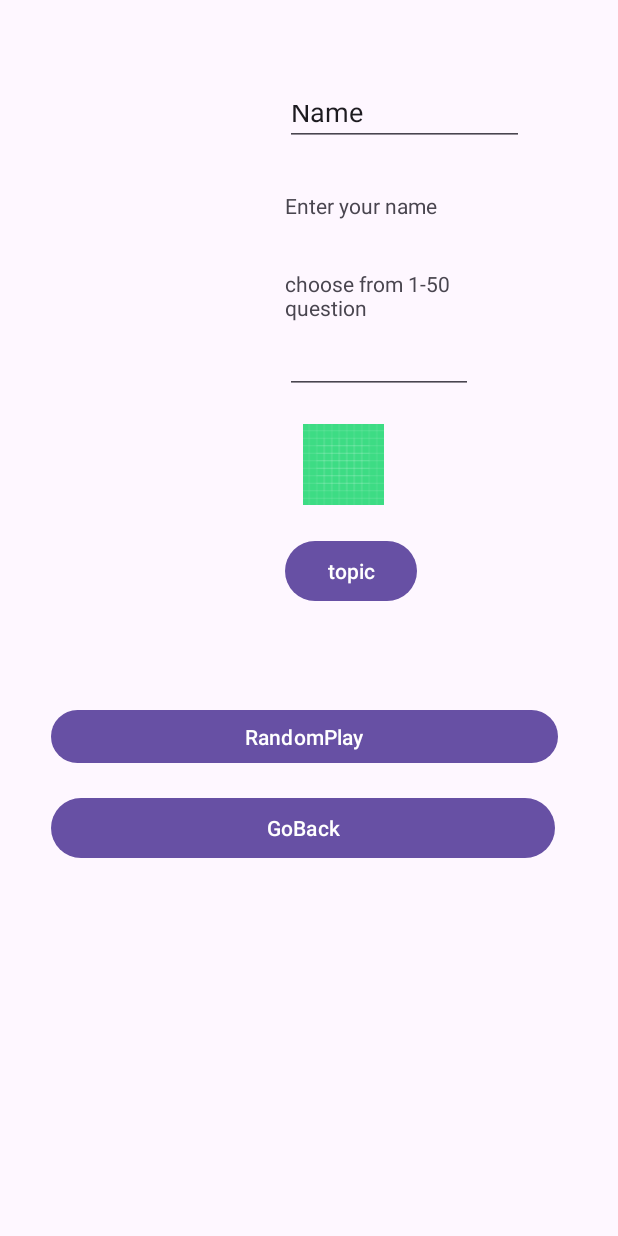
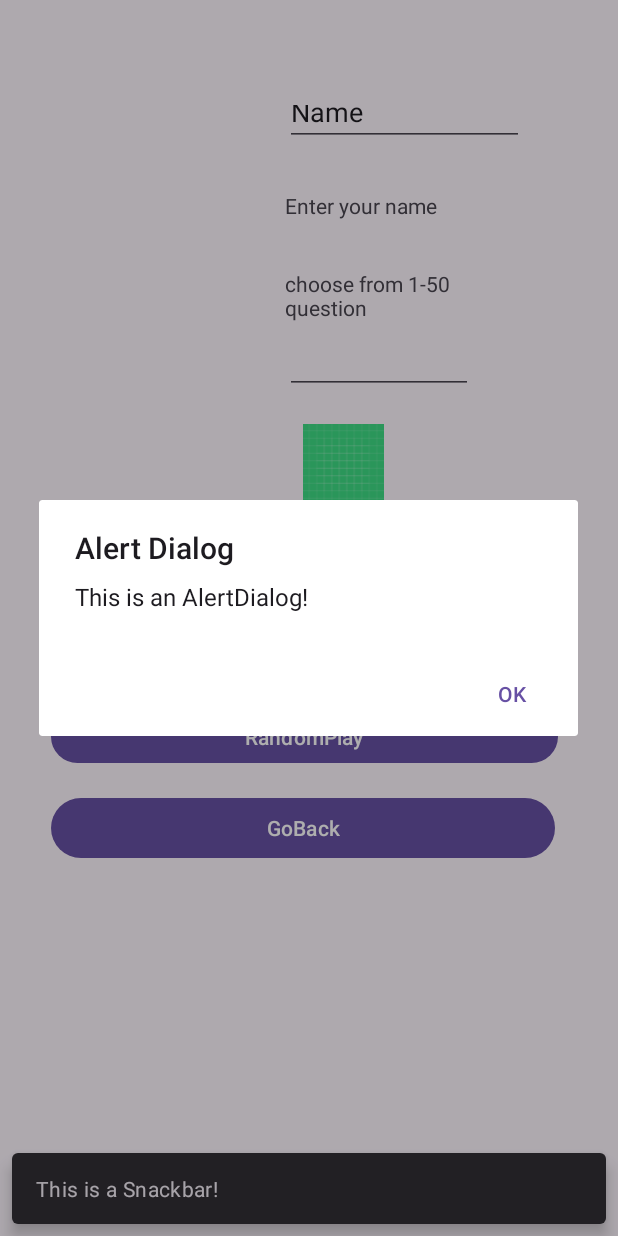
Before and after one commit to JiPooh/FinalProject, an Android app: the TriviaActivity screen opened directly, with no data from a screen before it, after a tap on "topic", on a phone screen of 412 x 824 dp. Run offline under Robolectric (Android 15) with nearby library versions, the phone set to English and light mode, and no system bars.

Commit message:
Gui Commit

```diff
--- a/app/src/main/java/algonquin/cst2335/finalproject/TriviaActivity.java
+++ b/app/src/main/java/algonquin/cst2335/finalproject/TriviaActivity.java
@@ -6,77 +6,66 @@ import androidx.appcompat.app.AppCompatActivity;
 import androidx.recyclerview.widget.RecyclerView;
 
 import android.content.Intent;
+import android.content.SharedPreferences;
 import android.os.Bundle;
 import android.view.View;
 import android.view.ViewGroup;
 import android.widget.Button;
+import android.widget.ImageView;
 import android.widget.Toast;
 
 import com.google.android.material.snackbar.Snackbar;
 
 public class TriviaActivity extends AppCompatActivity {
 
+    private SharedPreferences sharedPreferences;
 
 
 
 
 
-    AlertDialog.Builder builder = new AlertDialog.Builder( TriviaActivity.this);
     @Override
     protected void onCreate(Bundle savedInstanceState) {
         super.onCreate(savedInstanceState);
 
         setContentView(R.layout.activity_trivia);
+
+
         Button test = findViewById(R.id.testButton) ;
-        RecyclerView triviaList = findViewById(R.id.triviaList);
+       RecyclerView triviaList = findViewById(R.id.triviaList);
+
         Toast.makeText(this,"Welecome to trivia game", Toast.LENGTH_LONG).show();
 
-        findViewById(R.id.backButton).setOnClickListener(clk->{
-            Intent MainIntent = new Intent(TriviaActivity.this , MainActivity.class);
+//        findViewById(R.id.backButton).setOnClickListener(clk->{
+//            Intent MainIntent = new Intent(TriviaActivity.this , MainActivity.class);
+//
+//            startActivity(MainIntent) ;
+//
+//        });
 
-            startActivity(MainIntent) ;
+        test.setOnClickListener(new View.OnClickListener() {
+            @Override
+            public void onClick(View v) {
 
-        });
-        findViewById(R.id.randomButton).setOnClickListener(clk->{
-
+                showAlertDialog();
+                showSnackbar(v);
+            }
         });
 
-
-       test.setOnClickListener(clk -> {
-            builder.setMessage("Do you want to choose this topic?")
-                    .setTitle("Topic")
-                    .setNegativeButton("No", (dialog, which) -> {})
-                    .setPositiveButton("Yes", (dialog, which) -> {
-                        View rootView = findViewById(R.id.testView);
-                        Snackbar.make(rootView , "You are playing the sport topic", Snackbar.LENGTH_LONG)
-                                .setAction("Undo", clk2 -> {
-
-                                }).show();
-                    }).create().show();
-        });
-
-//        triviaList.setAdapter(new RecyclerView.Adapter<MyRowHolder>() {
-//            @NonNull
-//            @Override
-//            public MyRowHolder onCreateViewHolder(@NonNull ViewGroup parent, int viewType) {
-//                return null;
-//            }
-//
-//            @Override
-//            public void onBindViewHolder(@NonNull MyRowHolder holder, int position) {
-//
-//            }
-//
-//            @Override
-//            public int getItemCount() {
-//                return 0;
-//            }
-//        });
 
 
 
 
     }
+    private void showAlertDialog() {
+        AlertDialog.Builder builder = new AlertDialog.Builder(this);
+        builder.setTitle("Alert Dialog")
+                .setMessage("This is an AlertDialog!")
+                .setPositiveButton("OK", null)
+                .show();
+    }
 
-
+    private void showSnackbar(View view) {
+        Snackbar.make(view, "This is a Snackbar!", Snackbar.LENGTH_SHORT).show();
+    }
 }
```
